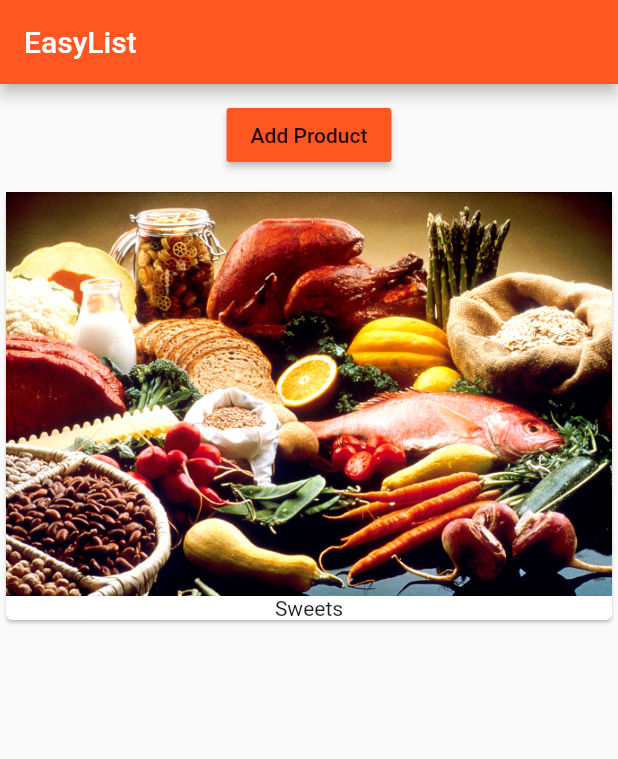
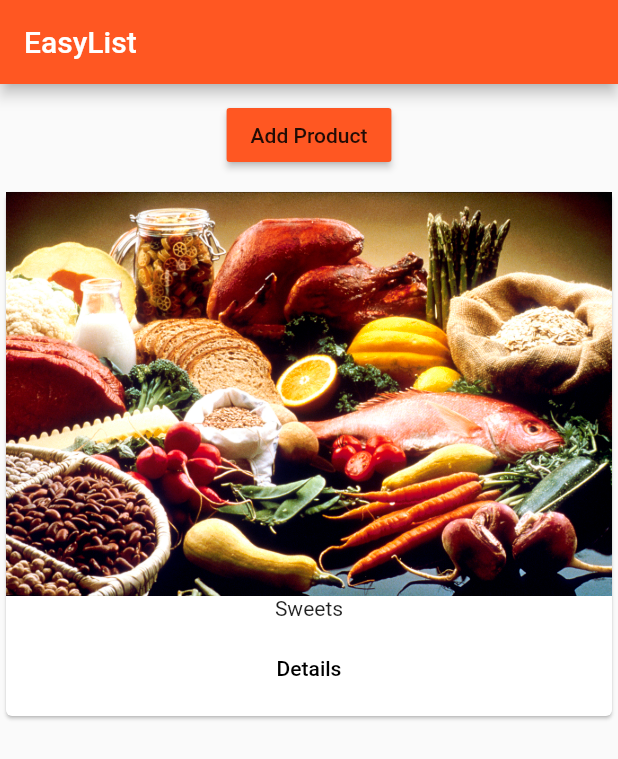
Before and after one commit to KellyMBentes/SafariFlutterCourse, a Flutter app: the screen it shows after launch, after a tap on "Add Product", on a phone screen of 412 x 824 dp. Shown: the top 759 px of the screen. Run offline on Flutter 3.47's test engine with Material 2 defaults, Android fonts, the phone set to English and light mode, and no system bars.

Commit message:
Adding Multiple Pages to our App

```diff
--- a/first_app/lib/main.dart
+++ b/first_app/lib/main.dart
@@ -1,7 +1,7 @@
 import 'package:flutter/material.dart';
 import 'package:flutter/rendering.dart';
 
-import './product_manager.dart';
+import './pages/home.dart';
 
 void main() {
   //debugPaintSizeEnabled = true;
@@ -19,12 +19,7 @@ class MyApp extends StatelessWidget {
           brightness: Brightness.light,
           primarySwatch: Colors.deepOrange,
           accentColor: Colors.deepPurple),
-      home: Scaffold(
-        appBar: AppBar(
-          title: Text("EasyList"),
-        ),
-        body: ProductManager(),
-      ),
+      home: HomePage()
     );
   }
 }
--- /dev/null
+++ b/first_app/lib/pages/home.dart
@@ -0,0 +1,15 @@
+import 'package:flutter/material.dart';
+
+import '../product_manager.dart';
+
+class HomePage extends StatelessWidget {
+  @override
+  Widget build(BuildContext context) {
+    return Scaffold(
+        appBar: AppBar(
+          title: Text("EasyList"),
+        ),
+        body: ProductManager(),
+      );
+  }
+}
--- a/first_app/lib/products.dart
+++ b/first_app/lib/products.dart
@@ -1,4 +1,6 @@
 import 'package:flutter/material.dart';
+
+import './pages/product.dart';
 
 class Products extends StatelessWidget {
   final List<String> products;
@@ -11,7 +13,21 @@ class Products extends StatelessWidget {
     return Card(
       child: Column(children: <Widget>[
         Image.asset("assets/food.jpg"),
-        Text(products[index])
+        Text(products[index]),
+        ButtonBar(
+          alignment: MainAxisAlignment.center,
+          children: <Widget>[
+            FlatButton(
+              child: Text("Details"),
+              onPressed: () => Navigator.push(
+                    context,
+                    MaterialPageRoute(
+                      builder: (BuildContext context) => ProductPage(),
+                    ),
+                  ),
+            ),
+          ],
+        )
       ]),
     );
   }
```
Also changed, not shown: first_app/lib/pages/product.dart (added, +21 -0 lines).
